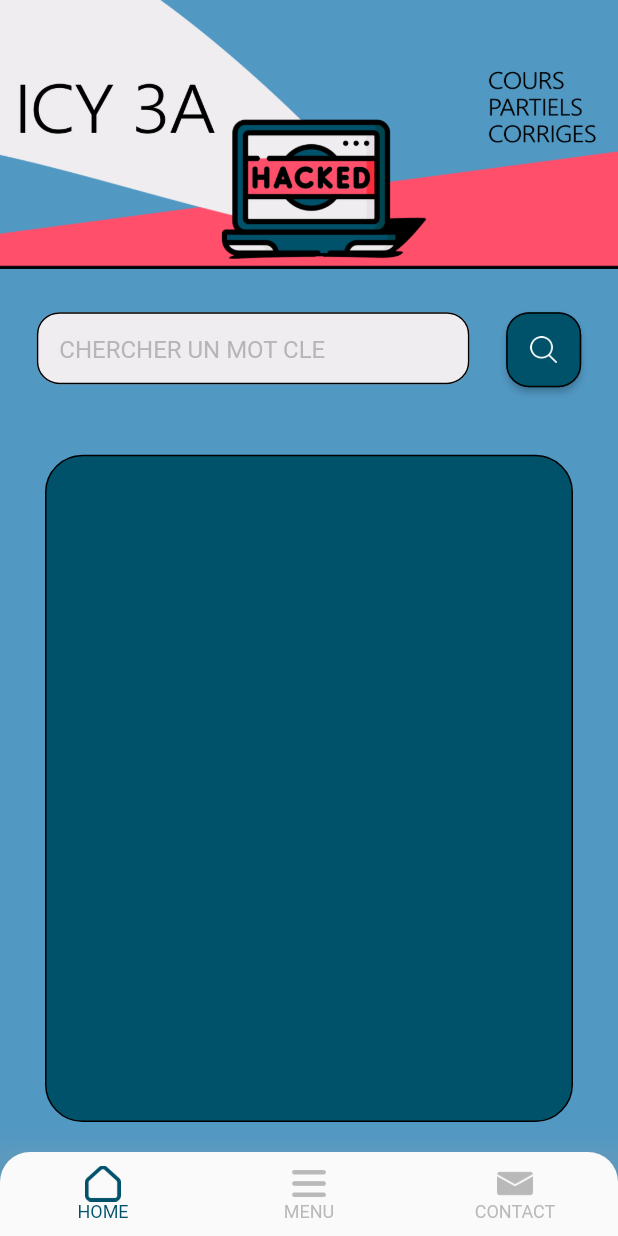
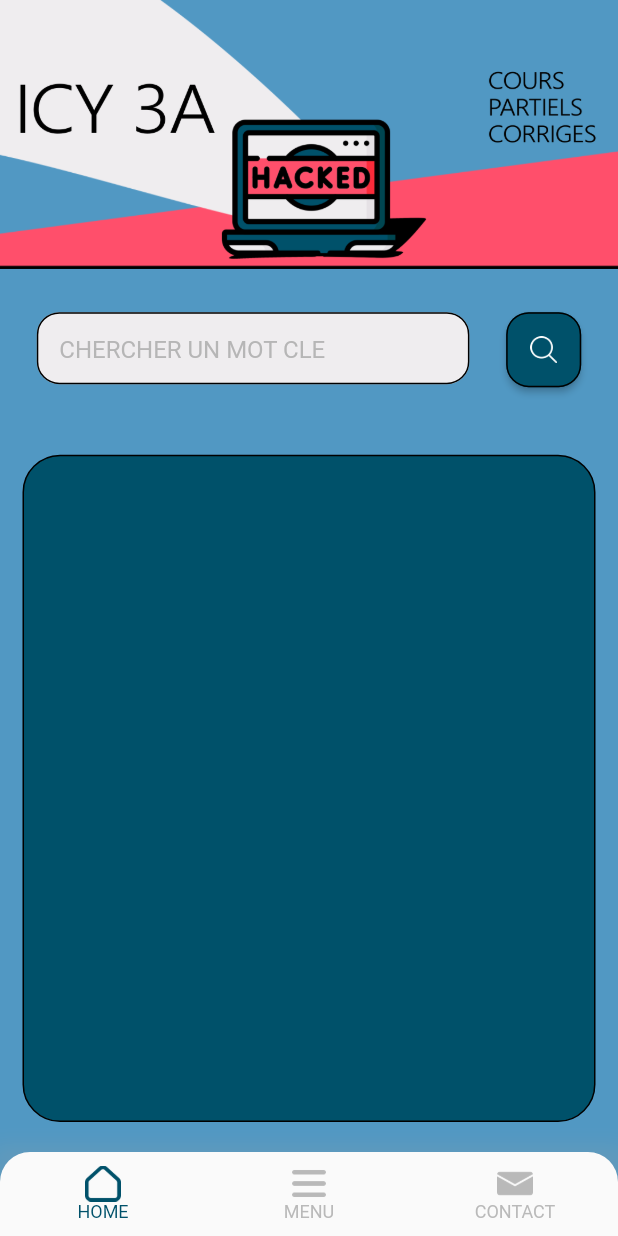
Before and after one commit to B3LIOTT/Appli_ICY, a Flutter app: the screen it shows after launch, on a phone screen of 412 x 824 dp. Run offline on Flutter 3.47's test engine with Material 2 defaults, Android fonts, the phone set to English and light mode, and no system bars; our stand-ins replace cloud_firestore, firebase_core, firebase_storage; accounts and stored records are empty.

Commit message:
many changes

```diff
--- a/lib/home/widgets/HomeList.dart
+++ b/lib/home/widgets/HomeList.dart
@@ -33,8 +33,12 @@ class _HomeListStatement extends State<HomeList>{
     final _cours = Provider.of<List<CoursWidget>>(context);
     return Consumer<ProviderSearch>(
         builder: (context, settings, child) {
-          return Container(
-            padding: const EdgeInsets.symmetric(horizontal: 30, vertical: 20),
+          return ConstrainedBox(
+            constraints: const BoxConstraints(
+              maxWidth: 800
+            ),
+            child: Container(
+            padding: const EdgeInsets.symmetric(horizontal: 15, vertical: 20),
             child: Container(
                 decoration: BoxDecoration(
                   color: const Color(0xFF00516A),
@@ -50,6 +54,7 @@ class _HomeListStatement extends State<HomeList>{
                   padding: const EdgeInsets.all(10),
                 )
             ),
+            ),
           );
         },
       );
```
Also changed, not shown: lib/home/widgets/CoursWidget.dart (+19 -6 lines).
